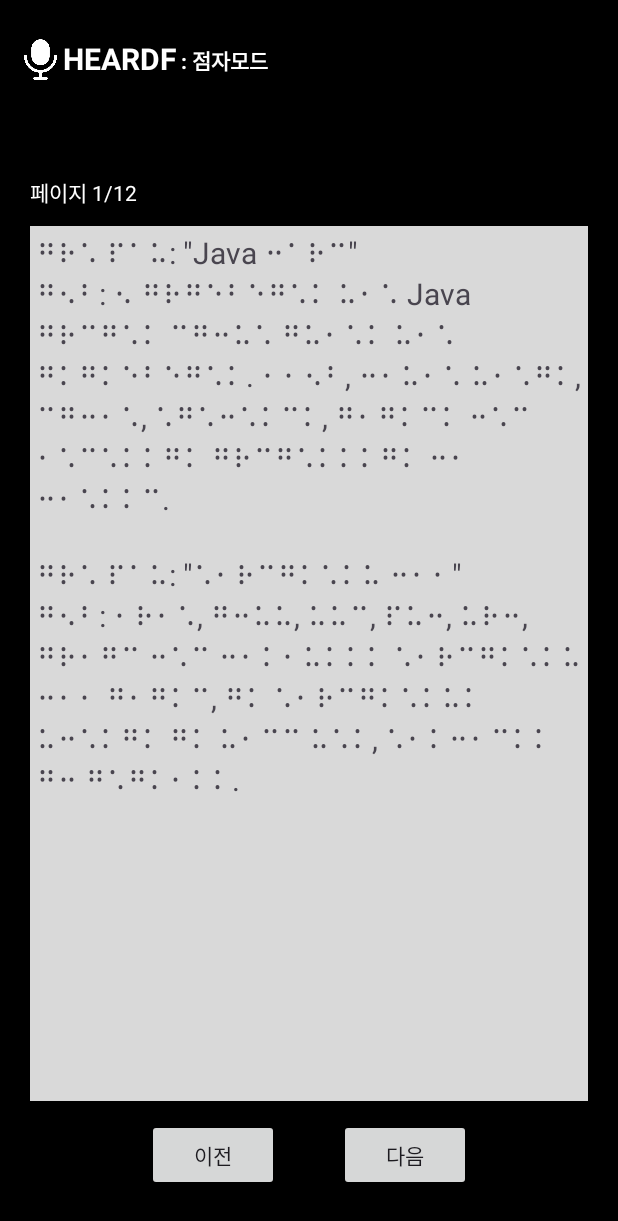
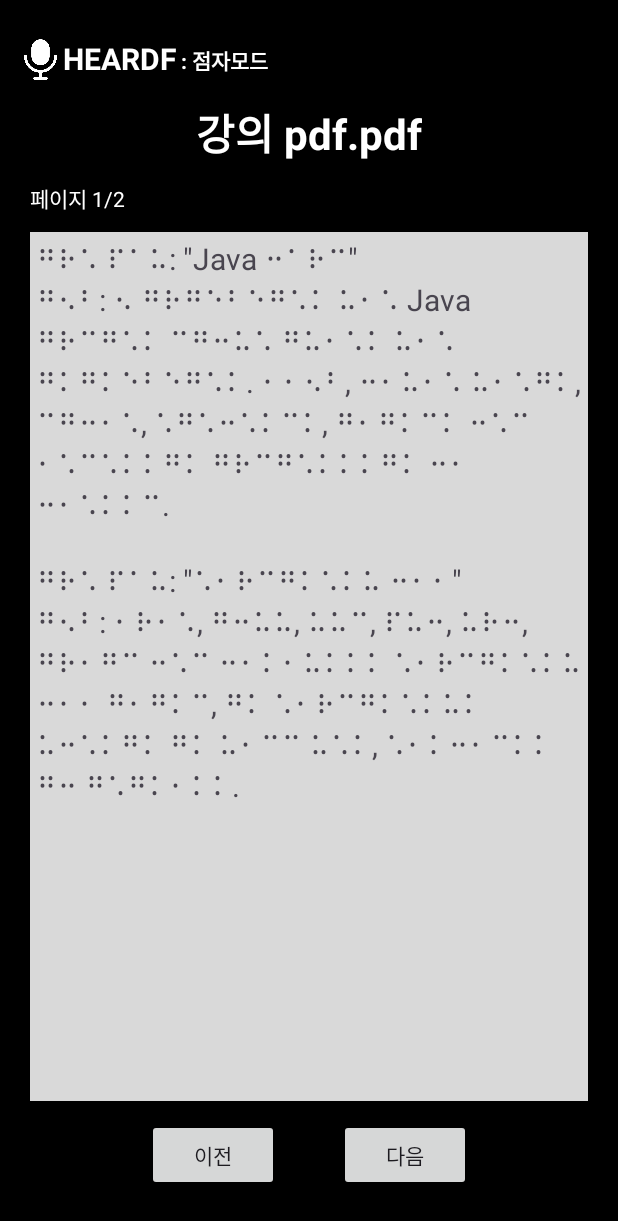
Before and after one commit to hackerton-noahah/android, an Android app: the ServiceActivity screen opened directly, with no data from a screen before it, after a tap on "점자모드", on a phone screen of 412 x 824 dp. Shown: the top 1221 px of the screen. Run offline under Robolectric (Android 15) with nearby library versions, the light colour scheme and no system bars; our stand-ins replace Dagger/Hilt's generated code, data binding.

Commit message:
fix : 로직 픽스

```diff
--- a/app/src/main/java/com/hackerton/noahah/data/model/SpeechErrorMessage.kt
+++ b/app/src/main/java/com/hackerton/noahah/data/model/SpeechErrorMessage.kt
@@ -3,5 +3,5 @@ package com.hackerton.noahah.data.model
 enum class SpeechErrorMessage(val message: String) {
     NOT_EXIST_MODE("존재하지 않는 모드입니다. 다시 말씀해주세요"),
     IS_FIRST_PAGE("첫번째 페이지입니다."),
-    IS_LAST_PAGE("마지막 페잉지입니다.")
+    IS_LAST_PAGE("마지막 페이지입니다.")
 }
--- a/app/src/main/java/com/hackerton/noahah/data/model/SpeechMessage.kt
+++ b/app/src/main/java/com/hackerton/noahah/data/model/SpeechMessage.kt
@@ -2,7 +2,7 @@ package com.hackerton.noahah.data.model
 
 enum class SpeechMessage(val message: String) {
     SPLASH_MENT("히어디에프에 오신 것을 환영합니다."),
-    MAIN_INIT_MENT("메인 화면입니다. 화면 한가운데를 클릭 후 원하는 파일을 선택해주세요"),
+    MAIN_INIT_MENT("피디에프 업로드 화면입니다. 화면 한가운데를 클릭 후 원하는 파일을 선택해주세요"),
     MODE_AGAIN_MENT("모드 선택 화면입니다. 현재 점자 모드 또는 음성 모드가 존재합니다. 원하시는 모드를 말슴해주세요."),
     MODE_INIT_MENT("파일 업로드가 성공되었습니다. 모드 선택 화면입니다. 현재 점자 모드 또는 음성 모드가 존재합니다. 원하시는 모드를 말슴해주세요."),
     COMPLETE_BRAILLE("점자 모드로 변환이 완료되었습니다."),
--- a/app/src/main/java/com/hackerton/noahah/presentation/ui/service/ServiceActivity.kt
+++ b/app/src/main/java/com/hackerton/noahah/presentation/ui/service/ServiceActivity.kt
@@ -114,10 +114,10 @@ class ServiceActivity : BaseActivity<ActivityServiceBinding>(ActivityServiceBind
 
     private val listener: RecognitionListener = object : RecognitionListener {
         override fun onReadyForSpeech(params: Bundle) {
+            showCustomToast("음성 인식 시작")
         }
 
         override fun onBeginningOfSpeech() {
-            showCustomToast("음성 인식 시작")
         }
 
         override fun onRmsChanged(rmsdB: Float) {
--- a/app/src/main/java/com/hackerton/noahah/presentation/util/Constants.kt
+++ b/app/src/main/java/com/hackerton/noahah/presentation/util/Constants.kt
@@ -7,4 +7,6 @@ object Constants {
 
     const val BRAILLE = "braille"
     const val HEAR = "hear"
+
+    const val testHear = """"""
 }
--- a/app/src/main/res/layout/fragment_hear.xml
+++ b/app/src/main/res/layout/fragment_hear.xml
@@ -69,6 +69,7 @@
             android:textColor="@color/white"
             android:textSize="28sp"
             android:textStyle="bold"
+            android:text="강의 pdf.pdf"
             app:layout_constraintEnd_toEndOf="parent"
             app:layout_constraintStart_toStartOf="parent"
             app:layout_constraintTop_toBottomOf="@id/layout_logo"
@@ -80,7 +81,7 @@
             android:layout_height="wrap_content"
             android:layout_marginStart="20dp"
             android:layout_marginTop="12dp"
-            android:text="페이지 1/12"
+            android:text="페이지 1/2"
             android:textColor="@color/white"
             app:layout_constraintStart_toStartOf="parent"
             app:layout_constraintTop_toBottomOf="@id/tv_pdf_name" />
--- a/app/src/main/res/values/themes.xml
+++ b/app/src/main/res/values/themes.xml
@@ -3,6 +3,7 @@
     <style name="Base.Theme.Noahah" parent="Theme.Material3.DayNight.NoActionBar">
         <!-- Customize your light theme here. -->
         <!-- <item name="colorPrimary">@color/my_light_primary</item> -->
+        <item name="android:windowIsTranslucent">true</item>
     </style>
 
     <style name="Theme.Noahah" parent="Base.Theme.Noahah" />
```
Also changed, not shown: app/src/main/java/com/hackerton/noahah/presentation/ui/service/hear/HearFragment.kt (+7 -4 lines).
